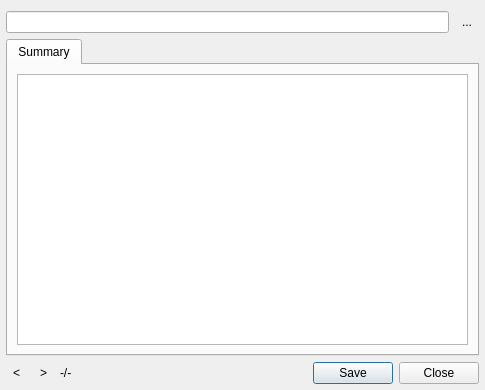
ksv1986/qmmp-staging, file src/qmmpui/forms/detailsdialog.ui: the form before one commit.
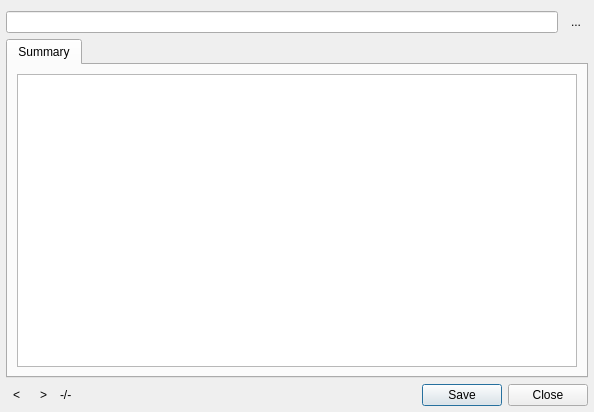
The form after the commit.

Commit message: increased details dialog size

```diff
--- a/src/qmmpui/forms/detailsdialog.ui
+++ b/src/qmmpui/forms/detailsdialog.ui
@@ -6,8 +6,8 @@
    <rect>
     <x>0</x>
     <y>0</y>
-    <width>485</width>
-    <height>390</height>
+    <width>594</width>
+    <height>412</height>
    </rect>
   </property>
   <property name="windowTitle">
@@ -105,7 +105,7 @@
           <string notr="true">&lt;!DOCTYPE HTML PUBLIC &quot;-//W3C//DTD HTML 4.0//EN&quot; &quot;http://www.w3.org/TR/REC-html40/strict.dtd&quot;&gt;
 &lt;html&gt;&lt;head&gt;&lt;meta name=&quot;qrichtext&quot; content=&quot;1&quot; /&gt;&lt;style type=&quot;text/css&quot;&gt;
 p, li { white-space: pre-wrap; }
-&lt;/style&gt;&lt;/head&gt;&lt;body style=&quot; font-family:'Ubuntu'; font-size:11pt; font-weight:400; font-style:normal;&quot;&gt;
+&lt;/style&gt;&lt;/head&gt;&lt;body style=&quot; font-family:'Ubuntu'; font-size:9pt; font-weight:400; font-style:normal;&quot;&gt;
 &lt;p style=&quot;-qt-paragraph-type:empty; margin-top:0px; margin-bottom:0px; margin-left:0px; margin-right:0px; -qt-block-indent:0; text-indent:0px; font-family:'Arial'; font-size:10pt;&quot;&gt;&lt;br /&gt;&lt;/p&gt;&lt;/body&gt;&lt;/html&gt;</string>
          </property>
         </widget>
```
